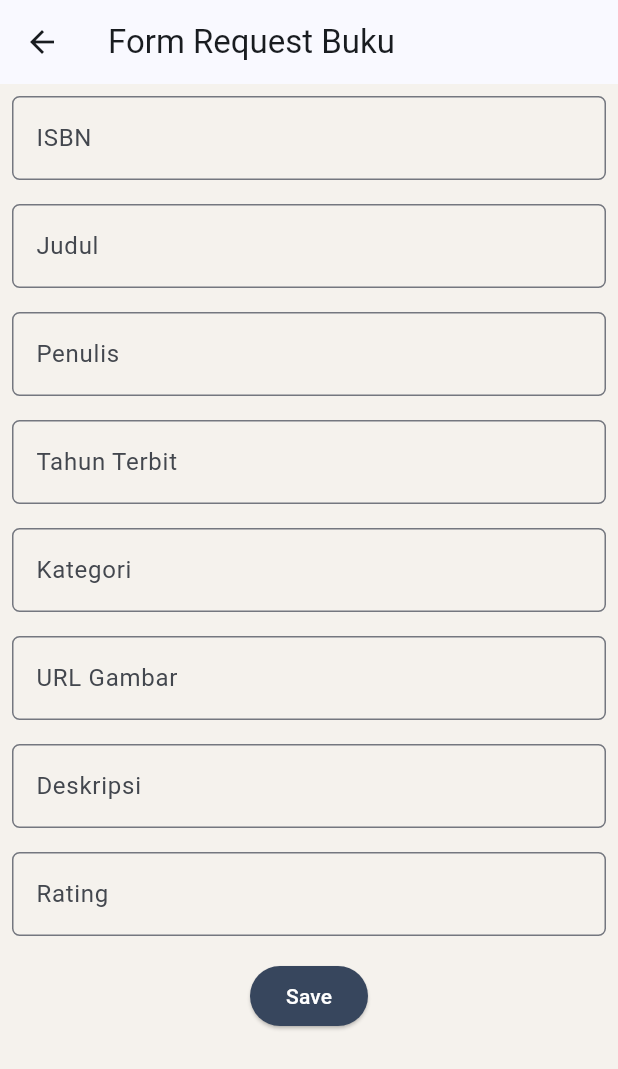
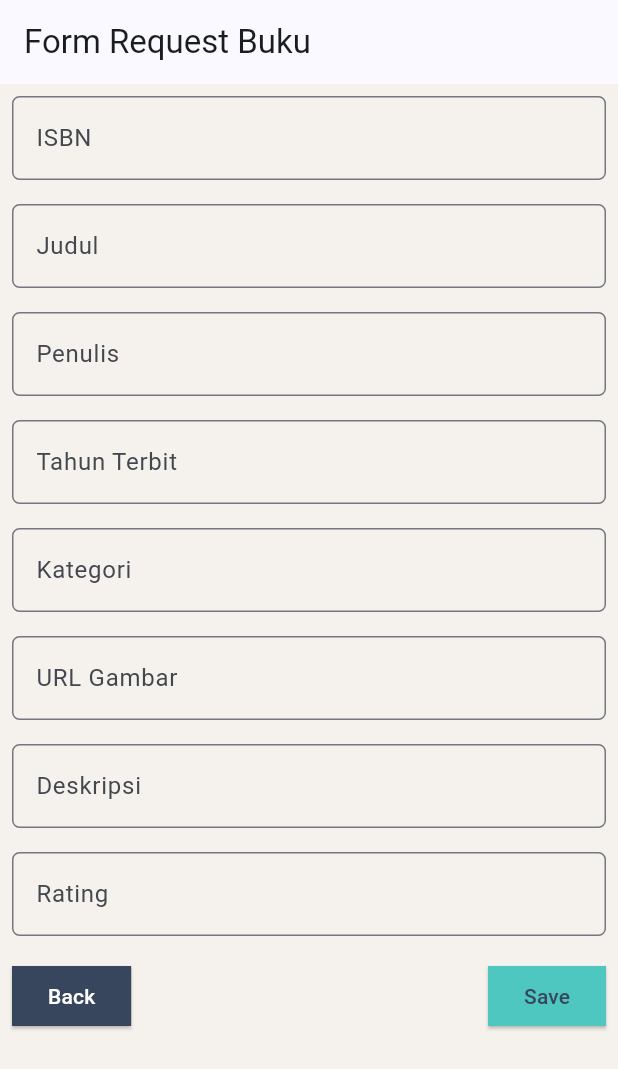
Before and after one commit to PBP-D-11-2023/wisdom_repository_mobile, a Flutter app: the RequestFormPage screen opened directly, on a phone screen of 412 x 824 dp. Shown: the top 1069 px of the screen. Run offline on Flutter 3.47's test engine with Material 3 defaults, Android fonts, the phone set to English and light mode, and no system bars; our stand-ins replace google_fonts, google_nav_bar; missing offline and left inert: pbp_django_auth.

Commit message:
style: change request button style

```diff
--- a/lib/daftarBuku/screens/request_form.dart
+++ b/lib/daftarBuku/screens/request_form.dart
@@ -1,7 +1,7 @@
 // ignore_for_file: use_build_context_synchronously
 
+import 'dart:convert';
 import 'package:flutter/material.dart';
-import 'dart:convert';
 import 'package:provider/provider.dart';
 import 'package:pbp_django_auth/pbp_django_auth.dart';
 import 'package:wisdom_repository_mobile/daftarBuku/screens/list_buku.dart';
@@ -29,6 +29,7 @@ class _BukuFormPageState extends State<RequestFormPage> {
 
     return Scaffold(
       appBar: AppBar(
+        automaticallyImplyLeading: false,
         title: const Text('Form Request Buku'),
       ),
       body: Form(
@@ -238,14 +239,34 @@ class _BukuFormPageState extends State<RequestFormPage> {
                   autovalidateMode: AutovalidateMode.onUserInteraction,
                 ),
               ),
-              Align(
-                alignment: Alignment.bottomCenter,
-                child: Padding(
+              Padding(
                 padding: const EdgeInsets.all(8.0),
-                  child: ElevatedButton(
-                    style: ButtonStyle(
-                      backgroundColor:
-                          MaterialStateProperty.all(const Color(0xFF37465D)),
+                child: Row(
+                  mainAxisAlignment: MainAxisAlignment.spaceBetween,
+                  children: [
+                    ElevatedButton(
+                      onPressed: () {
+                        Navigator.pop(context);
+                      },
+                      style: ElevatedButton.styleFrom(
+                        shape: RoundedRectangleBorder(
+                          borderRadius: BorderRadius.circular(0),
+                        ),
+                        backgroundColor: const Color(0xFF37465D),
+                      ),
+                      child: const Text(
+                        'Back',
+                        style: TextStyle(
+                          color: Colors.white,
+                        ),
+                      ),
+                    ),
+                    ElevatedButton(
+                      style: ElevatedButton.styleFrom(
+                        shape: RoundedRectangleBorder(
+                          borderRadius: BorderRadius.circular(0),
+                        ),
+                        backgroundColor: const Color(0xFF4DC7BF),
                       ),
                       onPressed: () async {
                         if (_formKey.currentState!.validate()) {
@@ -283,9 +304,10 @@ class _BukuFormPageState extends State<RequestFormPage> {
                       },
                       child: const Text(
                         "Save",
-                      style: TextStyle(color: Colors.white),
+                        style: TextStyle(color: Color(0xFF37465D)),
                       ),
                     ),
+                  ],
                 ),
               ),
             ],
```
Lines whose indentation alone changed are shown as unchanged.
